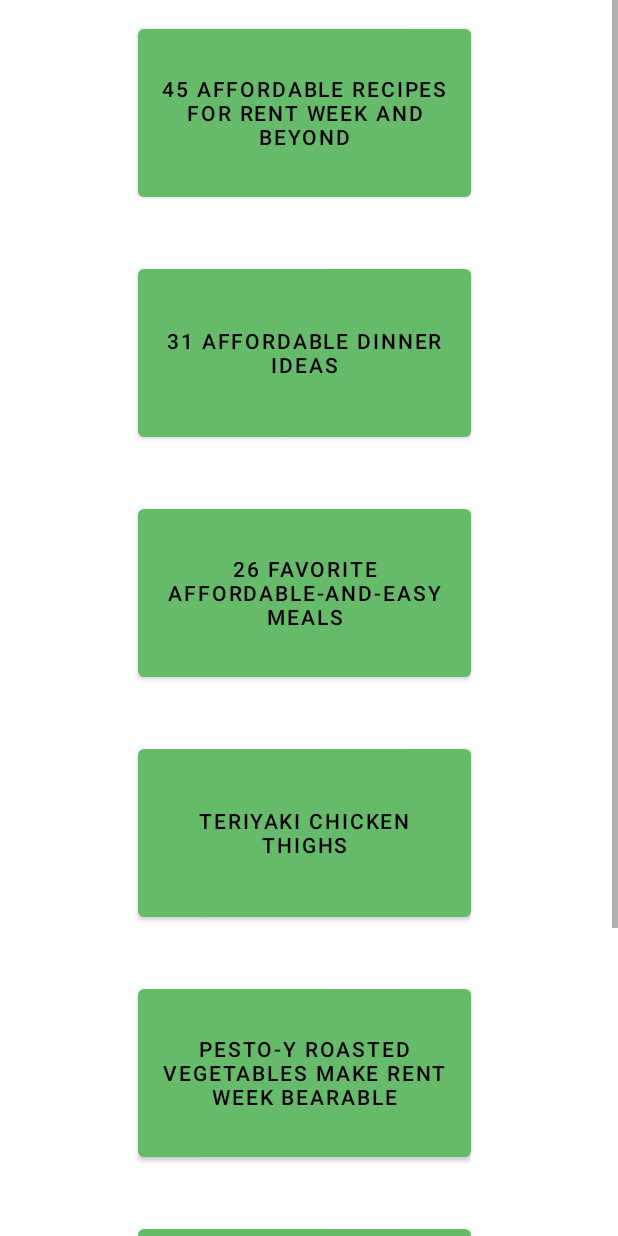
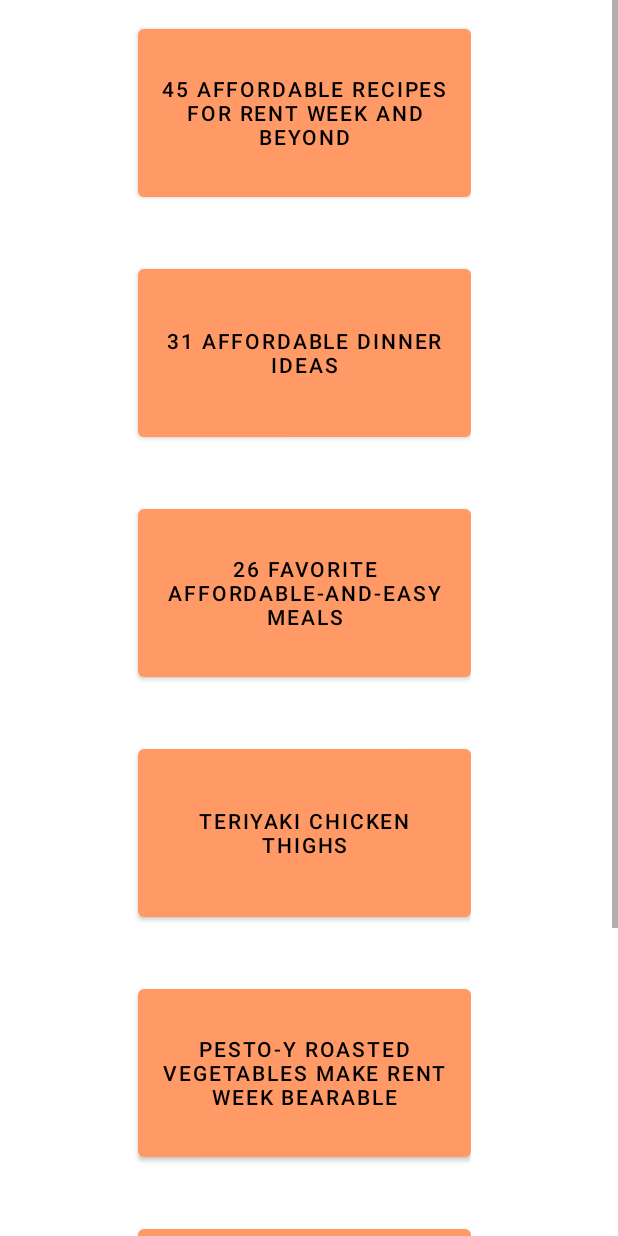
Before and after one commit to mngo33/OttFoodHelp, an Android app: the RecipeActivity screen opened directly, with no data from a screen before it, on a phone screen of 412 x 824 dp. Run offline under Robolectric (Android 15) with nearby library versions, the phone set to English and light mode, and no system bars.

```diff
--- a/app/src/main/java/com/example/kuriustry2/InventoryActivity.java
+++ b/app/src/main/java/com/example/kuriustry2/InventoryActivity.java
@@ -41,7 +41,7 @@ public class InventoryActivity extends AppCompatActivity {
 
                 for(DataSnapshot snapshot : dataSnapshot.getChildren()) {
                     Information info = snapshot.getValue(Information.class);
-                    String txt = info.getAddress() + ": " + info.getInventory();
+                    String txt = info.getAddress() + "\nFruits: " + info.getFruits() + "\nVegetables: " + info.getVeggies() + "\nProtein: " + info.getProtein() + "\nDairy: " + info.getDairy() + "\nCanned: " + info.getCans() + "\nSnacks: " + info.getSnacks() + "\nDrinks: " + info.getDrinks() + "\nSweets: " + info.getSweets() + "\nCondiments: " + info.getCondiments();
                     list.add(txt);
                 }
                 adapter.notifyDataSetChanged();
--- a/app/src/main/res/layout/activity_recipe.xml
+++ b/app/src/main/res/layout/activity_recipe.xml
@@ -5,7 +5,6 @@
     android:layout_width="match_parent"
     android:layout_height="match_parent"
     tools:context=".RecipeActivity">
-
     <RelativeLayout
         android:layout_width="wrap_content"
         android:layout_height="wrap_content">
@@ -19,7 +18,8 @@
             android:layout_centerHorizontal="true"
             android:layout_marginStart="92dp"
             android:layout_marginTop="653dp"
-            android:text="Pesto-y Roasted Vegetables Make Rent Week Bearable" />
+            android:text="Pesto-y Roasted Vegetables Make Rent Week Bearable"
+            app:backgroundTint="	#FF9966" />
 
         <Button
             android:id="@+id/fortyfive"
@@ -30,7 +30,8 @@
             android:layout_centerHorizontal="true"
             android:layout_marginStart="92dp"
             android:layout_marginTop="13dp"
-            android:text="45 Affordable Recipes for Rent Week and Beyond" />
+            android:text="45 Affordable Recipes for Rent Week and Beyond"
+            app:backgroundTint="	#FF9966" />
 
         <Button
             android:id="@+id/twentysix"
@@ -41,7 +42,8 @@
             android:layout_centerInParent="true"
             android:layout_marginStart="92dp"
             android:layout_marginTop="333dp"
-            android:text="26 Favorite Affordable-and-Easy Meals" />
+            android:text="26 Favorite Affordable-and-Easy Meals"
+            app:backgroundTint="	#FF9966" />
 
         <Button
             android:id="@+id/thirtyone"
@@ -52,7 +54,8 @@
             android:layout_centerHorizontal="true"
             android:layout_marginStart="92dp"
             android:layout_marginTop="173dp"
-            android:text="31 Affordable Dinner Ideas" />
+            android:text="31 Affordable Dinner Ideas"
+            app:backgroundTint="	#FF9966" />
 
         <Button
             android:id="@+id/chickenThighs"
@@ -63,7 +66,8 @@
             android:layout_centerHorizontal="true"
             android:layout_marginStart="92dp"
             android:layout_marginTop="493dp"
-            android:text="Teriyaki Chicken Thighs" />
+            android:text="Teriyaki Chicken Thighs"
+            app:backgroundTint="	#FF9966" />
 
         <Button
             android:id="@+id/honey"
@@ -74,7 +78,8 @@
             android:layout_centerHorizontal="true"
             android:layout_marginStart="92dp"
             android:layout_marginTop="813dp"
-            android:text="Honey Garlic Glazed Salmon" />
+            android:text="Honey Garlic Glazed Salmon"
+            app:backgroundTint="	#FF9966" />
 
         <Button
             android:id="@+id/lemon"
@@ -85,7 +90,8 @@
             android:layout_centerHorizontal="true"
             android:layout_marginStart="92dp"
             android:layout_marginTop="973dp"
-            android:text="Lemony Greens Soup" />
+            android:text="Lemony Greens Soup"
+            app:backgroundTint="	#FF9966" />
     </RelativeLayout>
 
 </ScrollView>
```
Also changed, not shown: app/src/main/java/com/example/kuriustry2/Information.java (+87 -7 lines), app/src/main/java/com/example/kuriustry2/RegistrationActivity.java (+32 -5 lines), app/src/main/res/layout/activity_maps.xml (+12 -5 lines), app/src/main/res/layout/activity_menu.xml (+7 -5 lines).
